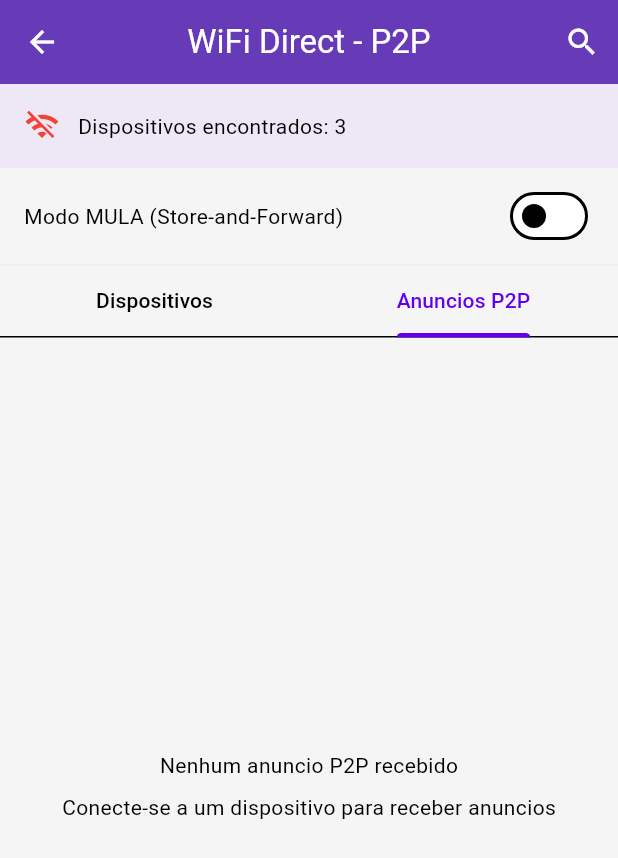
After one commit to OseiasDias/FCUAN2026ANUCIOSLOC_V2, a Flutter app: the WifiDirectScreen screen opened directly, tab 2 chosen, on a phone screen of 412 x 824 dp. The commit adds this screen. Shown: the top 858 px of the screen. Run offline on Flutter 3.47's test engine with Material 3 defaults, Android fonts, the light colour scheme and no system bars; our stand-ins replace geocoding, geolocator, google_maps_flutter, shared_preferences; accounts and stored records are empty; network calls fail.

Commit message:
Wifi Direct implante

```diff
--- /dev/null
+++ b/anunciosloc_app_v2/lib/models/anuncio_p2p.dart
@@ -0,0 +1,43 @@
+class AnuncioP2P {
+  final String id;
+  final String titulo;
+  final String descricao;
+  final String autor;
+  final String local;
+  final DateTime dataCriacao;
+  final String dispositivoOrigem;
+  final int saltos; // Para rastrear o número de saltos (MULA)
+
+  AnuncioP2P({
+    required this.id,
+    required this.titulo,
+    required this.descricao,
+    required this.autor,
+    required this.local,
+    required this.dataCriacao,
+    required this.dispositivoOrigem,
+    this.saltos = 0,
+  });
+
+  Map<String, dynamic> toJson() => {
+        'id': id,
+        'titulo': titulo,
+        'descricao': descricao,
+        'autor': autor,
+        'local': local,
+        'dataCriacao': dataCriacao.toIso8601String(),
+        'dispositivoOrigem': dispositivoOrigem,
+        'saltos': saltos,
+      };
+
+  factory AnuncioP2P.fromJson(Map<String, dynamic> json) => AnuncioP2P(
+        id: json['id'],
+        titulo: json['titulo'],
+        descricao: json['descricao'],
+        autor: json['autor'],
+        local: json['local'],
+        dataCriacao: DateTime.parse(json['dataCriacao']),
+        dispositivoOrigem: json['dispositivoOrigem'],
+        saltos: json['saltos'] ?? 0,
+      );
+}
--- a/anunciosloc_app_v2/lib/screens/home_screen.dart
+++ b/anunciosloc_app_v2/lib/screens/home_screen.dart
@@ -9,6 +9,7 @@ import 'login_screen.dart';
 import 'meus_anuncios_screen.dart';
 import 'locais_screen.dart';
 import 'entrega_screen.dart';
+import 'wifi_direct_screen.dart';
 
 class HomeScreen extends StatefulWidget {
   const HomeScreen({super.key});
@@ -288,6 +289,20 @@ class _HomeScreenState extends State<HomeScreen> {
                           );
                         },
                       ),
+                      // No grid de botões, adicionar:
+                      _botaoMenu(
+                        icone: Icons.wifi,
+                        titulo: 'WiFi Direct',
+                        subtitulo: 'Anúncios P2P',
+                        cor: Colors.deepPurple,
+                        aoClicar: () {
+                          Navigator.push(
+                            context,
+                            MaterialPageRoute(
+                                builder: (_) => const WifiDirectScreen()),
+                          );
+                        },
+                      ),
                       _botaoMenu(
                         icone: Icons.local_shipping,
                         titulo: 'Entrega',
--- /dev/null
+++ b/anunciosloc_app_v2/lib/screens/wifi_direct_screen.dart
@@ -0,0 +1,338 @@
+import 'package:flutter/material.dart';
+import '../services/wifi_direct_service.dart';
+import '../models/anuncio_p2p.dart';
+
+class WifiDirectScreen extends StatefulWidget {
+  const WifiDirectScreen({super.key});
+
+  @override
+  State<WifiDirectScreen> createState() => _WifiDirectScreenState();
+}
+
+class _WifiDirectScreenState extends State<WifiDirectScreen> {
+  final WifiDirectService _wifiService = WifiDirectService();
+
+  bool _carregando = false;
+  String _status = 'Inicializando...';
+  List<Map<String, dynamic>> _dispositivos = [];
+  List<AnuncioP2P> _anuncios = [];
+  bool _modoMula = false;
+
+  @override
+  void initState() {
+    super.initState();
+    _inicializar();
+
+    _wifiService.onDevicesDiscovered = (devices) {
+      setState(() {
+        _dispositivos = devices;
+        _carregando = false;
+      });
+    };
+
+    _wifiService.onAnunciosRecebidos = (anuncios) {
+      setState(() {
+        _anuncios = anuncios;
+      });
+    };
+
+    _wifiService.onStatusChanged = (status) {
+      setState(() {
+        _status = status;
+      });
+    };
+  }
+
+  Future<void> _inicializar() async {
+    setState(() => _carregando = true);
+    await _wifiService.init();
+    await _wifiService.discoverDevices();
+    setState(() => _carregando = false);
+  }
+
+  Future<void> _descobrirDispositivos() async {
+    setState(() => _carregando = true);
+    await _wifiService.discoverDevices();
+    setState(() => _carregando = false);
+  }
+
+  Future<void> _conectar(String ssid) async {
+    await _wifiService.connectToDevice(ssid);
+  }
+
+  void _ativarMula(bool ativar) {
+    setState(() {
+      _modoMula = ativar;
+      _wifiService.ativarModoMula(ativar);
+    });
+  }
+
+  void _mostrarDetalhesAnuncio(AnuncioP2P anuncio) {
+    showDialog(
+      context: context,
+      builder: (context) => AlertDialog(
+        title: Text(anuncio.titulo),
+        content: SingleChildScrollView(
+          child: Column(
+            mainAxisSize: MainAxisSize.min,
+            crossAxisAlignment: CrossAxisAlignment.start,
+            children: [
+              Text('Descricao: ${anuncio.descricao}'),
+              const SizedBox(height: 8),
+              Text('Autor: ${anuncio.autor}'),
+              Text('Local: ${anuncio.local}'),
+              Text('Data: ${anuncio.dataCriacao.toString().substring(0, 16)}'),
+              if (anuncio.saltos > 0) Text('Saltos: ${anuncio.saltos}'),
+              Text('Origem: ${anuncio.dispositivoOrigem}'),
+              const SizedBox(height: 8),
+              Container(
+                padding: const EdgeInsets.all(8),
+                decoration: BoxDecoration(
+                  color: Colors.blue.shade50,
+                  borderRadius: BorderRadius.circular(8),
+                ),
+                child: const Text(
+                  'Entregue via WiFi Direct (P2P)',
+                  style: TextStyle(fontSize: 12),
+                ),
+              ),
+            ],
+          ),
+        ),
+        actions: [
+          TextButton(
+            onPressed: () => Navigator.pop(context),
+            child: const Text('Fechar'),
+          ),
+          ElevatedButton(
+            onPressed: () {
+              Navigator.pop(context);
+              _wifiService.armazenarAnuncioMula(anuncio);
+            },
+            style: ElevatedButton.styleFrom(
+              backgroundColor: Colors.orange,
+              foregroundColor: Colors.white,
+            ),
+            child: const Text('Guardar como MULA'),
+          ),
+        ],
+      ),
+    );
+  }
+
+  @override
+  Widget build(BuildContext context) {
+    return Scaffold(
+      appBar: AppBar(
+        title: const Text('WiFi Direct - P2P'),
+        backgroundColor: Colors.deepPurple,
+        foregroundColor: Colors.white,
+        actions: [
+          IconButton(
+            icon: const Icon(Icons.search),
+            onPressed: _descobrirDispositivos,
+          ),
+        ],
+      ),
+      body: Column(
+        children: [
+          // Status
+          Container(
+            padding: const EdgeInsets.all(16),
+            color: Colors.deepPurple.shade50,
+            child: Row(
+              children: [
+                Icon(
+                  _wifiService.isConnected ? Icons.wifi : Icons.wifi_off,
+                  color: _wifiService.isConnected ? Colors.green : Colors.red,
+                ),
+                const SizedBox(width: 12),
+                Expanded(
+                  child: Text(
+                    _status,
+                    style: const TextStyle(fontSize: 14),
+                  ),
+                ),
+                if (_carregando)
+                  const SizedBox(
+                    width: 20,
+                    height: 20,
+                    child: CircularProgressIndicator(strokeWidth: 2),
+                  ),
+              ],
+            ),
+          ),
+
+          // Modo MULA
+          Container(
+            padding: const EdgeInsets.symmetric(horizontal: 16, vertical: 8),
+            decoration: BoxDecoration(
+              border: Border(bottom: BorderSide(color: Colors.grey.shade200)),
+            ),
+            child: Row(
+              children: [
+                const Text('Modo MULA (Store-and-Forward)'),
+                const Spacer(),
+                Row(
+                  children: [
+                    if (_modoMula)
+                      Container(
+                        padding: const EdgeInsets.symmetric(
+                            horizontal: 8, vertical: 2),
+                        decoration: BoxDecoration(
+                          color: Colors.orange,
+                          borderRadius: BorderRadius.circular(12),
+                        ),
+                        child: Text(
+                          '${_wifiService.cacheMulaCount}',
+                          style: const TextStyle(
+                              color: Colors.white, fontSize: 12),
+                        ),
+                      ),
+                    Switch(
+                      value: _modoMula,
+                      onChanged: _ativarMula,
+                      activeColor: Colors.orange,
+                    ),
+                  ],
+                ),
+              ],
+            ),
+          ),
+
+          // Listas
+          Expanded(
+            child: DefaultTabController(
+              length: 2,
+              child: Column(
+                children: [
+                  const TabBar(
+                    tabs: [
+                      Tab(text: 'Dispositivos'),
+                      Tab(text: 'Anuncios P2P'),
+                    ],
+                  ),
+                  Expanded(
+                    child: TabBarView(
+                      children: [
+                        // Tab 1: Dispositivos
+                        _dispositivos.isEmpty
+                            ? Center(
+                                child: Column(
+                                  mainAxisAlignment: MainAxisAlignment.center,
+                                  children: [
+                                    const Text('Nenhum dispositivo encontrado'),
+                                    const SizedBox(height: 8),
+                                    const Text(
+                                        'Toque no botao de busca para procurar'),
+                                    const SizedBox(height: 16),
+                                    ElevatedButton(
+                                      onPressed: _descobrirDispositivos,
+                                      child:
+                                          const Text('Procurar dispositivos'),
+                                    ),
+                                  ],
+                                ),
+                              )
+                            : ListView.builder(
+                                padding: const EdgeInsets.all(8),
+                                itemCount: _dispositivos.length,
+                                itemBuilder: (context, index) {
+                                  final device = _dispositivos[index];
+                                  return Card(
+                                    child: ListTile(
+                                      title:
+                                          Text(device['ssid'] ?? 'Dispositivo'),
+                                      subtitle: Text(
+                                          'Sinal: ${device['signalStrength']} dBm'),
+                                      trailing: ElevatedButton(
+                                        onPressed: _wifiService.isConnected
+                                            ? null
+                                            : () => _conectar(device['ssid']),
+                                        style: ElevatedButton.styleFrom(
+                                          backgroundColor:
+                                              _wifiService.isConnected
+                                                  ? Colors.green
+                                                  : Colors.deepPurple,
+                                        ),
+                                        child: Text(
+                                          _wifiService.isConnected
+                                              ? 'Conectado'
+                                              : 'Conectar',
+                                          style: const TextStyle(
+                                              color: Colors.white),
+                                        ),
+                                      ),
+                                    ),
+                                  );
+                                },
+                              ),
+
+                        // Tab 2: Anúncios P2P
+                        _anuncios.isEmpty
+                            ? Center(
+                                child: Column(
+                                  mainAxisAlignment: MainAxisAlignment.center,
+                                  children: [
+                                    const Text('Nenhum anuncio P2P recebido'),
+                                    const SizedBox(height: 8),
+                                    const Text(
+                                        'Conecte-se a um dispositivo para receber anuncios'),
+                                    if (_wifiService.isConnected) ...[
+                                      const SizedBox(height: 16),
+                                      ElevatedButton(
+                                        onPressed: () =>
+                                            _wifiService.receberAnunciosP2P(),
+                                        child: const Text('Verificar anuncios'),
+                                      ),
+                                    ],
+                                  ],
+                                ),
+                              )
+                            : ListView.builder(
+                                padding: const EdgeInsets.all(8),
+                                itemCount: _anuncios.length,
+                                itemBuilder: (context, index) {
+                                  final anuncio = _anuncios[index];
+                                  return Card(
+                                    margin: const EdgeInsets.only(bottom: 8),
+                                    child: ListTile(
+                                      title: Text(
+                                        anuncio.titulo,
+                                        style: const TextStyle(
+                                            fontWeight: FontWeight.bold),
+                                      ),
+                                      subtitle: Column(
+                                        crossAxisAlignment:
+                                            CrossAxisAlignment.start,
+                                        children: [
+                                          Text('Autor: ${anuncio.autor}'),
+                                          Text('Local: ${anuncio.local}'),
+                                          if (anuncio.saltos > 0)
+                                            Text('Saltos: ${anuncio.saltos}'),
+                                          Text(
+                                              'Data: ${anuncio.dataCriacao.toString().substring(0, 16)}'),
+                                        ],
+                                      ),
+                                      trailing: IconButton(
+                                        icon: const Icon(Icons.visibility),
+                                        onPressed: () {
+                                          _mostrarDetalhesAnuncio(anuncio);
+                                        },
+                                      ),
+                                    ),
+                                  );
+                                },
+                              ),
+                      ],
+                    ),
+                  ),
+                ],
+              ),
+            ),
+          ),
+        ],
+      ),
+    );
+  }
+}
--- a/anunciosloc_app_v2/lib/services/wifi_direct_service.dart
+++ b/anunciosloc_app_v2/lib/services/wifi_direct_service.dart
@@ -1,56 +1,199 @@
 import 'dart:async';
-
-class WifiDirectDevice {
-  final String name;
-  final String address;
-  final int signalStrength;
-
-  WifiDirectDevice({
-    required this.name,
-    required this.address,
-    required this.signalStrength,
-  });
-}
+import 'dart:convert';
+import 'package:flutter/material.dart';
+import '../models/anuncio_p2p.dart';
 
 class WifiDirectService {
-  static bool _inicializado = false;
+  static final WifiDirectService _instance = WifiDirectService._internal();
+  factory WifiDirectService() => _instance;
+  WifiDirectService._internal();
 
-  static Future<bool> inicializar() async {
-    _inicializado = true;
-    return true;
+  // Estados
+  bool _isConnected = false;
+  String? _deviceName;
+  List<Map<String, dynamic>> _discoveredDevices = [];
+  List<AnuncioP2P> _anunciosRecebidos = [];
+
+  // Callbacks (inicializados como nulos)
+  Function(List<Map<String, dynamic>>)? onDevicesDiscovered;
+  Function(List<AnuncioP2P>)? onAnunciosRecebidos;
+  Function(String)? onStatusChanged;
+
+  // ==================== INICIALIZAÇÃO ====================
+
+  Future<bool> init() async {
+    try {
+      _deviceName =
+          'Dispositivo-${DateTime.now().millisecondsSinceEpoch ~/ 1000}';
+      onStatusChanged?.call('WiFi Direct inicializado');
+      return true;
+    } catch (e) {
+      return false;
+    }
   }
 
-  static Future<List<WifiDirectDevice>> descobrirDispositivos() async {
-    // Simulacao de dispositivos encontrados
-    await Future.delayed(const Duration(seconds: 2));
+  // ==================== DESCOBERTA DE DISPOSITIVOS ====================
+
+  Future<void> discoverDevices() async {
+    try {
+      onStatusChanged?.call('Procurando dispositivos...');
+
+      await Future.delayed(const Duration(seconds: 2));
+
+      _discoveredDevices = [
+        {
+          'ssid': 'Android-P2P-1',
+          'signalStrength': -45,
+          'security': 'NONE',
+          'isP2P': true,
+        },
+        {
+          'ssid': 'Android-P2P-2',
+          'signalStrength': -60,
+          'security': 'NONE',
+          'isP2P': true,
+        },
+        {
+          'ssid': 'DIRECT-Samsung',
+          'signalStrength': -70,
+          'security': 'NONE',
+          'isP2P': true,
+        },
+      ];
+
+      onDevicesDiscovered?.call(_discoveredDevices);
+      onStatusChanged
+          ?.call('Dispositivos encontrados: ${_discoveredDevices.length}');
+    } catch (e) {
+      onStatusChanged?.call('Erro ao descobrir dispositivos');
+    }
+  }
+
+  // ==================== CONECTAR AO DISPOSITIVO ====================
+
+  Future<bool> connectToDevice(String ssid) async {
+    try {
+      onStatusChanged?.call('Conectando a $ssid...');
+
+      await Future.delayed(const Duration(seconds: 2));
+
+      _isConnected = true;
+      onStatusChanged?.call('Conectado a $ssid');
+
+      await receberAnunciosP2P();
+      return true;
+    } catch (e) {
+      onStatusChanged?.call('Falha ao conectar');
+      return false;
+    }
+  }
+
+  // ==================== RECEBER ANÚNCIOS VIA P2P ====================
+
+  Future<void> receberAnunciosP2P() async {
+    try {
+      onStatusChanged?.call('Recebendo anuncios P2P...');
+
+      await Future.delayed(const Duration(seconds: 1));
+
+      final anuncios = _scannerAnunciosP2P();
+
+      if (anuncios.isNotEmpty) {
+        _anunciosRecebidos.addAll(anuncios);
+        onAnunciosRecebidos?.call(_anunciosRecebidos);
+        onStatusChanged?.call('${anuncios.length} anuncios P2P recebidos');
+      } else {
+        onStatusChanged?.call('Nenhum anuncio P2P disponivel');
+      }
+    } catch (e) {
+      onStatusChanged?.call('Erro ao receber anuncios P2P');
+    }
+  }
+
+  // ==================== ENVIAR ANÚNCIO VIA P2P ====================
+
+  Future<bool> enviarAnuncioP2P(AnuncioP2P anuncio) async {
+    try {
+      onStatusChanged?.call('Enviando anuncio...');
+
+      await Future.delayed(const Duration(seconds: 1));
+
+      onStatusChanged?.call('Anuncio enviado com sucesso!');
+      return true;
+    } catch (e) {
+      onStatusChanged?.call('Erro ao enviar anuncio');
+      return false;
+    }
+  }
+
+  // ==================== SCANNER DE ANÚNCIOS P2P ====================
+
+  List<AnuncioP2P> _scannerAnunciosP2P() {
     return [
-      WifiDirectDevice(
-          name: 'Dispositivo 1',
-          address: '00:11:22:33:44:55',
-          signalStrength: 80),
-      WifiDirectDevice(
-          name: 'Dispositivo 2',
-          address: 'AA:BB:CC:DD:EE:FF',
-          signalStrength: 60),
+      AnuncioP2P(
+        id: 'p2p-1',
+        titulo: 'Venda iPhone 13 - P2P',
+        descricao: 'Vendo iPhone 13, pouco uso, 500€.',
+        autor: 'Dispositivo P2P 1',
+        local: 'Belas Shopping',
+        dataCriacao: DateTime.now(),
+        dispositivoOrigem: 'Android-P2P-1',
+        saltos: 0,
+      ),
+      AnuncioP2P(
+        id: 'p2p-2',
+        titulo: 'Alugo T2 - P2P',
+        descricao: 'Apartamento T2 para alugar, 200.000 KZ/mês.',
+        autor: 'Dispositivo P2P 2',
+        local: 'Talatona',
+        dataCriacao: DateTime.now().subtract(const Duration(minutes: 30)),
+        dispositivoOrigem: 'Android-P2P-2',
+        saltos: 1,
+      ),
     ];
   }
 
-  static Future<bool> conectar(String deviceAddress) async {
-    await Future.delayed(const Duration(seconds: 1));
-    return true;
+  // ==================== MODO MULA ====================
+
+  List<AnuncioP2P> _cacheMula = [];
+  bool _modoMulaAtivo = false;
+
+  void ativarModoMula(bool ativar) {
+    _modoMulaAtivo = ativar;
+    onStatusChanged
+        ?.call(ativar ? 'Modo MULA ativado' : 'Modo MULA desativado');
   }
 
-  static Future<bool> enviarMensagem(
-      String mensagem, String dispositivoId) async {
-    print('Enviando mensagem via WiFi Direct: $mensagem');
-    return true;
+  Future<void> armazenarAnuncioMula(AnuncioP2P anuncio) async {
+    if (!_modoMulaAtivo) return;
+
+    if (_cacheMula.length >= 10) {
+      return;
+    }
+
+    if (_cacheMula.any((a) => a.id == anuncio.id)) {
+      return;
+    }
+
+    _cacheMula.add(anuncio);
+    onStatusChanged?.call('Anuncios em cache: ${_cacheMula.length}');
   }
 
-  static Future<String?> receberMensagem() async {
-    return null;
+  Future<void> entregarAnunciosMula() async {
+    if (_cacheMula.isEmpty) return;
+
+    await Future.delayed(const Duration(seconds: 1));
+
+    _cacheMula.clear();
+    onStatusChanged?.call('Anuncios MULA entregues com sucesso!');
   }
 
-  static Future<void> desconectar() async {
-    _inicializado = false;
-  }
+  // ==================== GETTERS ====================
+
+  bool get isConnected => _isConnected;
+  String? get deviceName => _deviceName;
+  List<Map<String, dynamic>> get discoveredDevices => _discoveredDevices;
+  List<AnuncioP2P> get anunciosRecebidos => _anunciosRecebidos;
+  bool get isModoMulaAtivo => _modoMulaAtivo;
+  int get cacheMulaCount => _cacheMula.length;
 }
--- a/anunciosloc_app_v2/pubspec.yaml
+++ b/anunciosloc_app_v2/pubspec.yaml
@@ -26,13 +26,14 @@ dependencies:
   geolocator: 11.1.0
   google_maps_flutter: 2.9.0
   geocoding: 3.0.0
+
   # Gerenciamento de estado
   provider: 6.1.2
 
   # Animacoes de loading
   loading_animation_widget: 1.2.1
 
-  # Rede e Conectividade (alternativa sem wifi_iot)
+  # Rede e Conectividade
   network_info_plus: 6.0.1
   connectivity_plus: 6.0.3
 
```
Also changed, not shown: anunciosloc_app_v2/lib/screens/receber_anuncios_screen.dart (line endings or trailing spaces), 1 other file.
